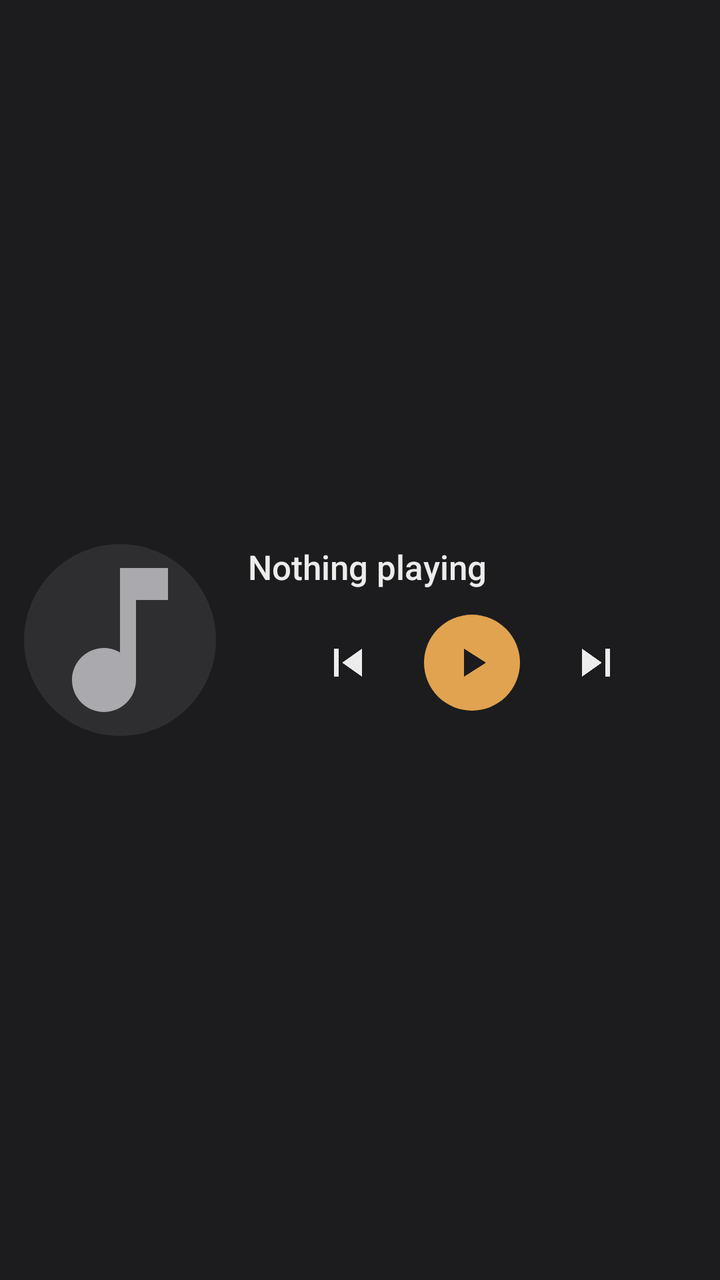
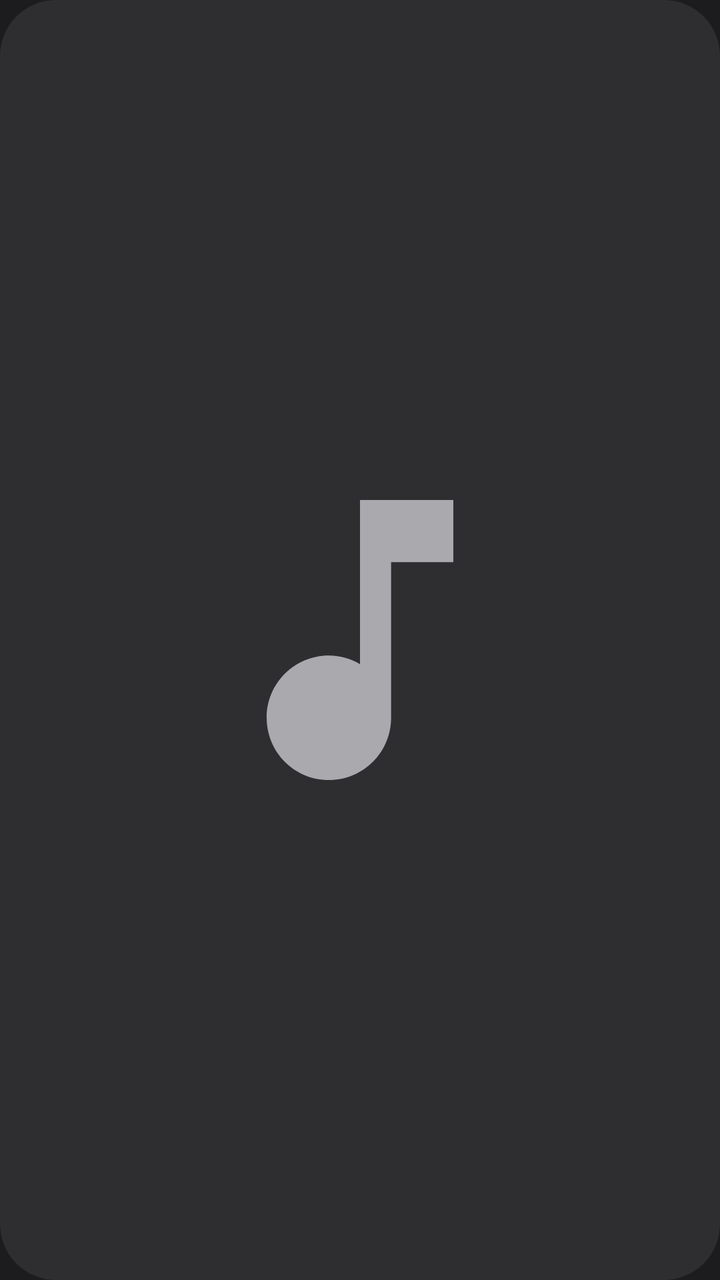

Two renders of the same Android screen: before a commit and after it. Below are the layout's source before the change and the commit's diff.
<!-- AndroidManifest.xml: application theme Theme.MusicPlayer -->
<!-- res/layout/widget_player_large.xml -->
<?xml version="1.0" encoding="utf-8"?>
<LinearLayout xmlns:android="http://schemas.android.com/apk/res/android"
    android:id="@android:id/background"
    android:layout_width="match_parent"
    android:layout_height="match_parent"
    android:background="@drawable/widget_background"
    android:gravity="center_vertical"
    android:orientation="horizontal"
    android:padding="12dp">

    <ImageView
        android:id="@+id/widget_cover"
        android:layout_width="96dp"
        android:layout_height="96dp"
        android:contentDescription="@string/widget_cover"
        android:scaleType="centerCrop"
        android:src="@drawable/widget_cover_placeholder" />

    <LinearLayout
        android:layout_width="0dp"
        android:layout_height="96dp"
        android:layout_marginStart="16dp"
        android:layout_weight="1"
        android:orientation="vertical">

        <TextView
            android:id="@+id/widget_title"
            android:layout_width="match_parent"
            android:layout_height="wrap_content"
            android:ellipsize="end"
            android:fontFamily="sans-serif-medium"
            android:singleLine="true"
            android:text="@string/widget_nothing_playing"
            android:textColor="#FFECECEC"
            android:textSize="17sp" />

        <TextView
            android:id="@+id/widget_artist"
            android:layout_width="match_parent"
            android:layout_height="wrap_content"
            android:layout_marginTop="2dp"
            android:ellipsize="end"
            android:singleLine="true"
            android:textColor="#FFA9A9AE"
            android:textSize="14sp"
            android:visibility="gone" />

        <LinearLayout
            android:layout_width="match_parent"
            android:layout_height="0dp"
            android:layout_weight="1"
            android:gravity="center"
            android:orientation="horizontal">

            <ImageView
                android:id="@+id/widget_previous"
                android:layout_width="44dp"
                android:layout_height="44dp"
                android:background="?android:attr/selectableItemBackgroundBorderless"
                android:contentDescription="@string/widget_previous"
                android:padding="8dp"
                android:src="@drawable/ic_widget_previous" />

            <ImageView
                android:id="@+id/widget_play"
                android:layout_width="48dp"
                android:layout_height="48dp"
                android:layout_marginHorizontal="16dp"
                android:background="@drawable/widget_play_background"
                android:contentDescription="@string/widget_play"
                android:padding="12dp"
                android:src="@drawable/ic_widget_play" />

            <ImageView
                android:id="@+id/widget_next"
                android:layout_width="44dp"
                android:layout_height="44dp"
                android:background="?android:attr/selectableItemBackgroundBorderless"
                android:contentDescription="@string/widget_next"
                android:padding="8dp"
                android:src="@drawable/ic_widget_next" />
        </LinearLayout>
    </LinearLayout>
</LinearLayout>
<!-- resources referenced by this layout -->
<resources>
  <!-- drawable ic_widget_next (drawable) -->
  <?xml version="1.0" encoding="utf-8"?>
  <vector xmlns:android="http://schemas.android.com/apk/res/android"
      android:width="24dp"
      android:height="24dp"
      android:viewportWidth="24"
      android:viewportHeight="24">
      <path
          android:fillColor="#FFECECEC"
          android:pathData="M6,18l8.5,-6L6,6v12zM16,6v12h2V6h-2z" />
  </vector>
  <!-- drawable ic_widget_play (drawable) -->
  <?xml version="1.0" encoding="utf-8"?>
  <vector xmlns:android="http://schemas.android.com/apk/res/android"
      android:width="24dp"
      android:height="24dp"
      android:viewportWidth="24"
      android:viewportHeight="24">
      <path
          android:fillColor="#FF1C1C1E"
          android:pathData="M8,5v14l11,-7z" />
  </vector>
  <!-- drawable ic_widget_previous (drawable) -->
  <?xml version="1.0" encoding="utf-8"?>
  <vector xmlns:android="http://schemas.android.com/apk/res/android"
      android:width="24dp"
      android:height="24dp"
      android:viewportWidth="24"
      android:viewportHeight="24">
      <path
          android:fillColor="#FFECECEC"
          android:pathData="M6,6h2v12H6zM9.5,12l8.5,6V6z" />
  </vector>
  <!-- drawable widget_background (drawable) -->
  <?xml version="1.0" encoding="utf-8"?>
  <shape xmlns:android="http://schemas.android.com/apk/res/android" android:shape="rectangle">
      <solid android:color="@color/background" />
      <corners android:radius="@dimen/widget_radius" />
  </shape>
  <!-- drawable widget_cover_placeholder (drawable) -->
  <?xml version="1.0" encoding="utf-8"?>
  <layer-list xmlns:android="http://schemas.android.com/apk/res/android">
      <item>
          <shape android:shape="rectangle">
              <solid android:color="#FF2E2E31" />
              <corners android:radius="@dimen/widget_inner_radius" />
          </shape>
      </item>
      <item
          android:width="24dp"
          android:height="24dp"
          android:drawable="@drawable/ic_widget_note"
          android:gravity="center" />
  </layer-list>
  <!-- drawable widget_play_background (drawable) -->
  <?xml version="1.0" encoding="utf-8"?>
  <shape xmlns:android="http://schemas.android.com/apk/res/android" android:shape="oval">
      <solid android:color="@color/accent" />
  </shape>
  <string name="widget_cover">Album cover</string>
  <string name="widget_next">Next</string>
  <string name="widget_nothing_playing">Nothing playing</string>
  <string name="widget_play">Play</string>
  <string name="widget_previous">Previous</string>
  <style name="Theme.MusicPlayer" parent="android:Theme.Material.NoActionBar">
          <item name="android:windowBackground">@color/background</item>
          <item name="android:colorAccent">@color/accent</item>
          <item name="android:statusBarColor">@android:color/transparent</item>
          <item name="android:navigationBarColor">@android:color/transparent</item>
      </style>
  <color name="background">#FF1C1C1E</color>
  <dimen name="widget_radius">20dp</dimen>
  <dimen name="widget_inner_radius">8dp</dimen>
  <!-- drawable ic_widget_note (drawable) -->
  <?xml version="1.0" encoding="utf-8"?>
  <vector xmlns:android="http://schemas.android.com/apk/res/android"
      android:width="24dp"
      android:height="24dp"
      android:viewportWidth="24"
      android:viewportHeight="24">
      <path
          android:fillColor="#FFA9A9AE"
          android:pathData="M12,3v10.55c-0.59,-0.34 -1.27,-0.55 -2,-0.55 -2.21,0 -4,1.79 -4,4s1.79,4 4,4 4,-1.79 4,-4V7h4V3h-6z" />
  </vector>
  <color name="accent">#FFE1A34F</color>
</resources>

<!-- the commit's change to res/layout/widget_player_large.xml (unified diff, before → after) -->
@@ -4,24 +4,28 @@
     android:layout_width="match_parent"
     android:layout_height="match_parent"
     android:background="@drawable/widget_background"
-    android:gravity="center_vertical"
-    android:orientation="horizontal"
-    android:padding="12dp">
+    android:clipToOutline="true"
+    android:orientation="horizontal">
 
+    
     <ImageView
         android:id="@+id/widget_cover"
-        android:layout_width="96dp"
-        android:layout_height="96dp"
+        android:layout_width="wrap_content"
+        android:layout_height="match_parent"
+        android:adjustViewBounds="true"
         android:contentDescription="@string/widget_cover"
         android:scaleType="centerCrop"
         android:src="@drawable/widget_cover_placeholder" />
 
     <LinearLayout
         android:layout_width="0dp"
-        android:layout_height="96dp"
-        android:layout_marginStart="16dp"
+        android:layout_height="match_parent"
         android:layout_weight="1"
-        android:orientation="vertical">
+        android:orientation="vertical"
+        android:paddingStart="16dp"
+        android:paddingTop="12dp"
+        android:paddingEnd="12dp"
+        android:paddingBottom="8dp">
 
         <TextView
             android:id="@+id/widget_title"
@@ -29,20 +33,22 @@
             android:layout_height="wrap_content"
             android:ellipsize="end"
             android:fontFamily="sans-serif-medium"
+            android:includeFontPadding="false"
             android:singleLine="true"
             android:text="@string/widget_nothing_playing"
             android:textColor="#FFECECEC"
-            android:textSize="17sp" />
+            android:textSize="16sp" />
 
         <TextView
             android:id="@+id/widget_artist"
             android:layout_width="match_parent"
             android:layout_height="wrap_content"
-            android:layout_marginTop="2dp"
+            android:layout_marginTop="4dp"
             android:ellipsize="end"
+            android:includeFontPadding="false"
             android:singleLine="true"
             android:textColor="#FFA9A9AE"
-            android:textSize="14sp"
+            android:textSize="13sp"
             android:visibility="gone" />
 
         <LinearLayout
@@ -54,8 +60,8 @@
 
             <ImageView
                 android:id="@+id/widget_previous"
-                android:layout_width="44dp"
-                android:layout_height="44dp"
+                android:layout_width="40dp"
+                android:layout_height="40dp"
                 android:background="?android:attr/selectableItemBackgroundBorderless"
                 android:contentDescription="@string/widget_previous"
                 android:padding="8dp"
@@ -63,18 +69,18 @@
 
             <ImageView
                 android:id="@+id/widget_play"
-                android:layout_width="48dp"
-                android:layout_height="48dp"
-                android:layout_marginHorizontal="16dp"
+                android:layout_width="44dp"
+                android:layout_height="44dp"
+                android:layout_marginHorizontal="12dp"
                 android:background="@drawable/widget_play_background"
                 android:contentDescription="@string/widget_play"
-                android:padding="12dp"
+                android:padding="10dp"
                 android:src="@drawable/ic_widget_play" />
 
             <ImageView
                 android:id="@+id/widget_next"
-                android:layout_width="44dp"
-                android:layout_height="44dp"
+                android:layout_width="40dp"
+                android:layout_height="40dp"
                 android:background="?android:attr/selectableItemBackgroundBorderless"
                 android:contentDescription="@string/widget_next"
                 android:padding="8dp"
<!-- resource entries referenced after the edit -->
@@ -45,12 +45,14 @@
       <item>
           <shape android:shape="rectangle">
               <solid android:color="#FF2E2E31" />
-              <corners android:radius="@dimen/widget_inner_radius" />
+              <size
+                  android:width="96dp"
+                  android:height="96dp" />
           </shape>
       </item>
       <item
-          android:width="24dp"
-          android:height="24dp"
+          android:width="28dp"
+          android:height="28dp"
           android:drawable="@drawable/ic_widget_note"
           android:gravity="center" />
   </layer-list>
@@ -72,7 +74,6 @@
       </style>
   <color name="background">#FF1C1C1E</color>
   <dimen name="widget_radius">20dp</dimen>
-  <dimen name="widget_inner_radius">8dp</dimen>
   <!-- drawable ic_widget_note (drawable) -->
   <?xml version="1.0" encoding="utf-8"?>
   <vector xmlns:android="http://schemas.android.com/apk/res/android"
